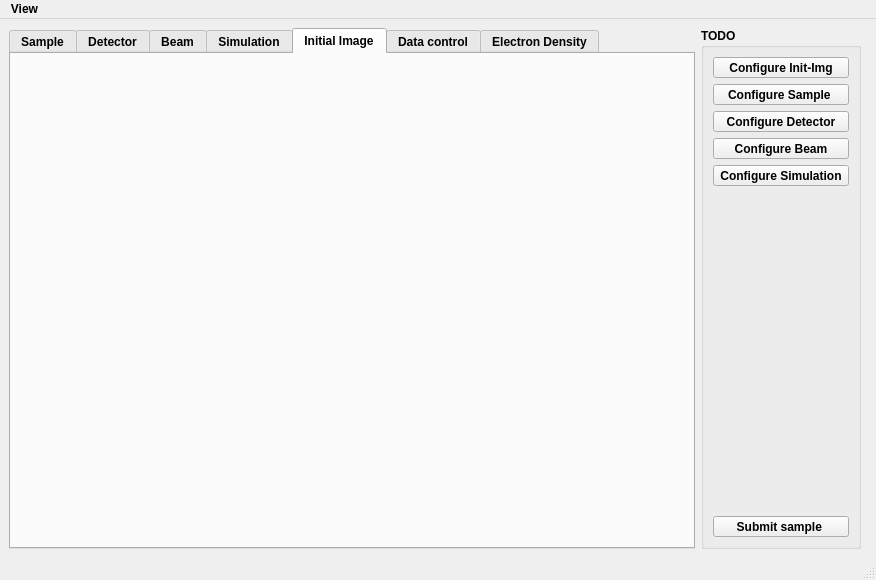
Qt form siegmainwindow.ui (amirtosson/GISASSimulationBornAgainBased) before a commit.
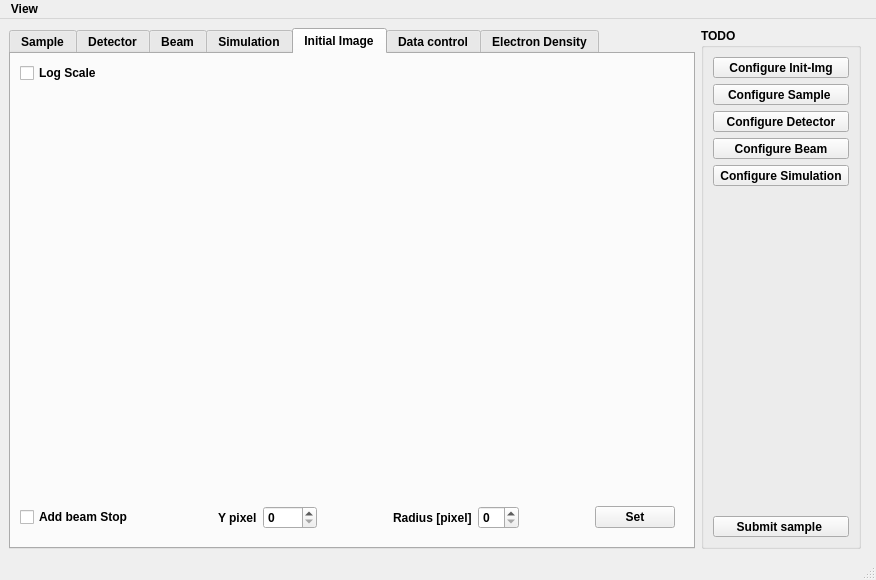
The same form after that commit. The open tabs and pages were chosen to show the change.

Patch:
```diff
--- a/siegmainwindow.ui
+++ b/siegmainwindow.ui
@@ -1070,9 +1070,116 @@
         <string>Initial Image</string>
        </attribute>
        <layout class="QVBoxLayout" name="verticalLayout_3">
+        <item>
+         <widget class="QCheckBox" name="logScaleCheckBox">
+          <property name="text">
+           <string>Log Scale</string>
+          </property>
+         </widget>
+        </item>
         <item>
          <widget class="QWidget" name="plotWidget" native="true"/>
         </item>
+        <item>
+         <spacer name="verticalSpacer_5">
+          <property name="orientation">
+           <enum>Qt::Vertical</enum>
+          </property>
+          <property name="sizeHint" stdset="0">
+           <size>
+            <width>20</width>
+            <height>40</height>
+           </size>
+          </property>
+         </spacer>
+        </item>
+        <item>
+         <layout class="QHBoxLayout" name="horizontalLayout_6">
+          <item>
+           <widget class="QCheckBox" name="addBeamStopCheckBox">
+            <property name="text">
+             <string>Add beam Stop</string>
+            </property>
+           </widget>
+          </item>
+          <item>
+           <widget class="QWidget" name="beamDataWidget" native="true">
+            <layout class="QHBoxLayout" name="horizontalLayout_7">
+             <item>
+              <spacer name="horizontalSpacer_22">
+               <property name="orientation">
+                <enum>Qt::Horizontal</enum>
+               </property>
+               <property name="sizeHint" stdset="0">
+                <size>
+                 <width>40</width>
+                 <height>20</height>
+                </size>
+               </property>
+              </spacer>
+             </item>
+             <item>
+              <widget class="QLabel" name="label_27">
+               <property name="text">
+                <string>Y pixel</string>
+               </property>
+              </widget>
+             </item>
+             <item>
+              <widget class="QSpinBox" name="yPixelBSSpinBox">
+               <property name="maximum">
+                <number>1024</number>
+               </property>
+              </widget>
+             </item>
+             <item>
+              <spacer name="horizontalSpacer_23">
+               <property name="orientation">
+                <enum>Qt::Horizontal</enum>
+               </property>
+               <property name="sizeHint" stdset="0">
+                <size>
+                 <width>40</width>
+                 <height>20</height>
+                </size>
+               </property>
+              </spacer>
+             </item>
+             <item>
+              <widget class="QLabel" name="label_26">
+               <property name="text">
+                <string>Radius [pixel]</string>
+               </property>
+              </widget>
+             </item>
+             <item>
+              <widget class="QSpinBox" name="radiusBSSpinBox"/>
+             </item>
+             <item>
+              <spacer name="horizontalSpacer_19">
+               <property name="orientation">
+                <enum>Qt::Horizontal</enum>
+               </property>
+               <property name="sizeHint" stdset="0">
+                <size>
+                 <width>40</width>
+                 <height>20</height>
+                </size>
+               </property>
+              </spacer>
+             </item>
+             <item>
+              <widget class="QPushButton" name="setBeamStopPushButton">
+               <property name="text">
+                <string>Set</string>
+               </property>
+              </widget>
+             </item>
+            </layout>
+           </widget>
+          </item>
+         </layout>
+        </item>
        </layout>
       </widget>
       <widget class="QWidget" name="controlTap">
```
